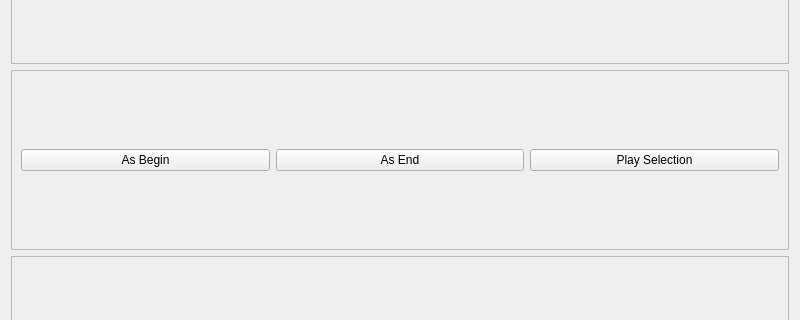
Above: src/ui/interactivecuttingdialog.ui from qwinff/qwinff before the change; both pictures show x 0 to 800 and y 126 to 446 of the 800 by 600 pixel window. Below: the same form after it.
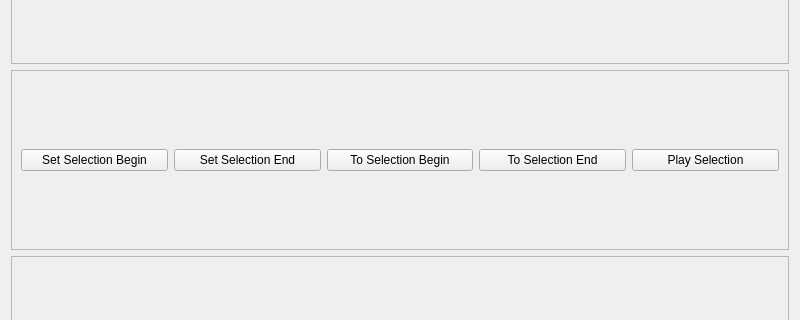
That is the form after the change.

Commit message: InteractiveCuttingDialog: change the button text to make them less confusing.

```diff
--- a/src/ui/interactivecuttingdialog.ui
+++ b/src/ui/interactivecuttingdialog.ui
@@ -43,14 +43,28 @@
         <item>
          <widget class="QPushButton" name="btnAsBegin">
           <property name="text">
-           <string>As Begin</string>
+           <string>Set Selection Begin</string>
           </property>
          </widget>
         </item>
         <item>
          <widget class="QPushButton" name="btnAsEnd">
           <property name="text">
-           <string>As End</string>
+           <string>Set Selection End</string>
+          </property>
+         </widget>
+        </item>
+        <item>
+         <widget class="QPushButton" name="btnToBegin">
+          <property name="text">
+           <string>To Selection Begin</string>
+          </property>
+         </widget>
+        </item>
+        <item>
+         <widget class="QPushButton" name="btnToEnd">
+          <property name="text">
+           <string>To Selection End</string>
           </property>
          </widget>
         </item>
```
The commit also changes 2 other files.
